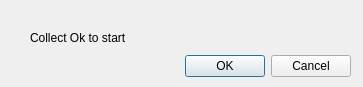
Old version of the form collectdialog.ui in the repository johnsonliu999/cerv.
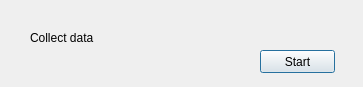
New version of the form.

Commit message: The collect function has been finished and test ok, but there may be some problem when excute connect device, since the connect device assume the port has been the BT_ID, however when collecting we use ARDUINO_ID, so although the isConnected return true, actually it does not connect

Diff of the .ui file:
```diff
--- a/collectdialog.ui
+++ b/collectdialog.ui
@@ -16,22 +16,6 @@
   <property name="modal">
    <bool>true</bool>
   </property>
-  <widget class="QDialogButtonBox" name="buttonBox">
-   <property name="geometry">
-    <rect>
-     <x>10</x>
-     <y>50</y>
-     <width>341</width>
-     <height>32</height>
-    </rect>
-   </property>
-   <property name="orientation">
-    <enum>Qt::Horizontal</enum>
-   </property>
-   <property name="standardButtons">
-    <set>QDialogButtonBox::Cancel|QDialogButtonBox::Ok</set>
-   </property>
-  </widget>
   <widget class="QLabel" name="label">
    <property name="geometry">
     <rect>
@@ -42,7 +26,20 @@
     </rect>
    </property>
    <property name="text">
-    <string>Collect Ok to start</string>
+    <string>Collect data</string>
+   </property>
+  </widget>
+  <widget class="QPushButton" name="buttonStart">
+   <property name="geometry">
+    <rect>
+     <x>260</x>
+     <y>50</y>
+     <width>75</width>
+     <height>23</height>
+    </rect>
+   </property>
+   <property name="text">
+    <string>Start</string>
    </property>
   </widget>
  </widget>
```
Left out of the diff: 35 changed lines with no effect on the pictures. The commit also changes 4 other files.
